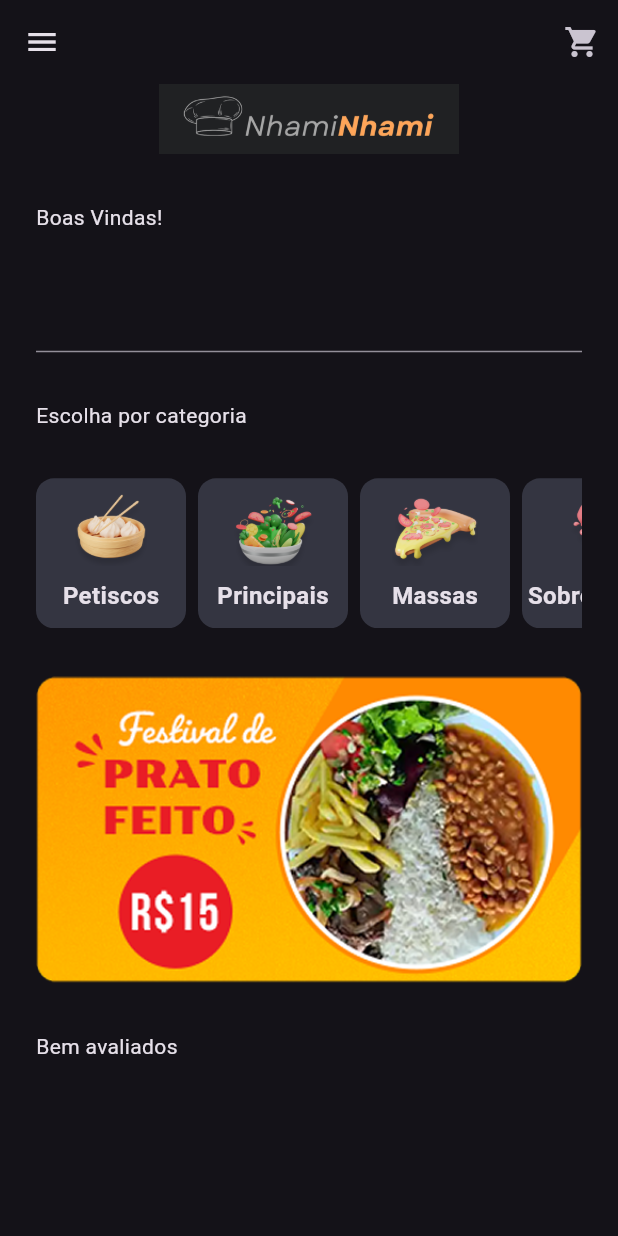
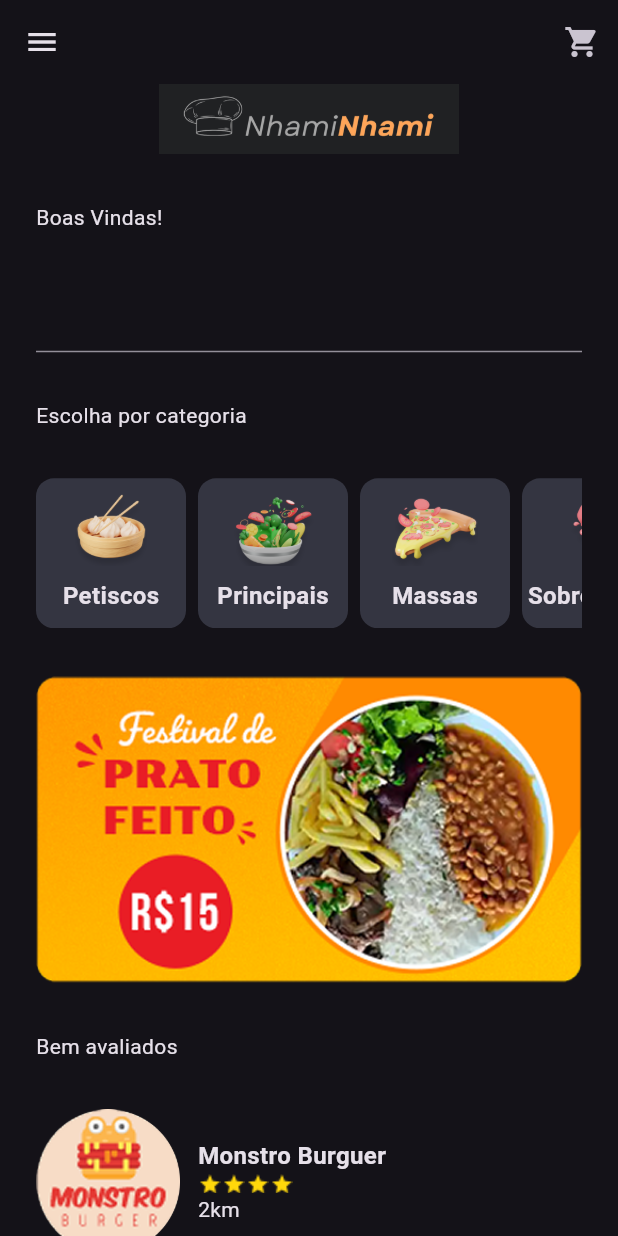
Before and after one commit to Rannya7x/NhamiNhami, a Flutter app: the screen it shows after launch, after a tap on "Bora!", on a phone screen of 412 x 824 dp. Run offline on Flutter 3.47's test engine with Material 3 defaults, Android fonts, the phone set to English and light mode, and no system bars.

Commit message:
feat: add restaurant widget to the HomeScreen

```diff
--- a/lib/data/restaurants_data.dart
+++ b/lib/data/restaurants_data.dart
@@ -1,11 +1,11 @@
 import 'dart:convert';
+import 'package:flutter/material.dart';
 import 'package:flutter/services.dart';
 import 'package:myapp/model/restaurant.dart';
 
-class RestaurantsData {
-  Future<List<Restaurant>> getRestaurants() async {
-    List<Restaurant> listRestaurant = [];
-
+class RestaurantsData extends ChangeNotifier {
+  List<Restaurant> listRestaurant = [];
+  Future<void> getRestaurants() async {
     String jsonString = await rootBundle.loadString('assets/data.json');
     Map<String, dynamic> data = json.decode(jsonString);
     List<dynamic> restaurantsData = data["restaurants"];
@@ -14,7 +14,5 @@ class RestaurantsData {
       Restaurant restaurant = Restaurant.fromMap(restaurantData);
       listRestaurant.add(restaurant);
     }
-
-    return listRestaurant;
   }
 }
--- a/lib/main.dart
+++ b/lib/main.dart
@@ -1,9 +1,26 @@
 import 'package:flutter/material.dart';
+import 'package:myapp/data/restaurants_data.dart';
+import 'package:myapp/model/restaurant.dart';
 import 'package:myapp/ui/_core/app_theme.dart';
 import 'package:myapp/ui/splash/splash_screen.dart';
+import 'package:provider/provider.dart';
 
-void main() {
-  runApp(MyApp());
+void main() async {
+  WidgetsFlutterBinding.ensureInitialized();
+  RestaurantsData restaurantsData = RestaurantsData();
+  await restaurantsData.getRestaurants();
+  runApp(
+    MultiProvider(
+      providers: [
+        ChangeNotifierProvider(
+          create: (context) {
+            return restaurantsData;
+          },
+        ),
+      ],
+      child: MyApp(),
+    ),
+  );
 }
 
 class MyApp extends StatelessWidget {
--- a/lib/ui/home/home_screen.dart
+++ b/lib/ui/home/home_screen.dart
@@ -1,12 +1,17 @@
 import 'package:flutter/material.dart';
 import 'package:myapp/data/categories_data.dart';
+import 'package:myapp/data/restaurants_data.dart';
+import 'package:myapp/model/restaurant.dart';
 import 'package:myapp/ui/home/widgets/category_widget.dart';
+import 'package:myapp/ui/home/widgets/restaurant_widget.dart';
+import 'package:provider/provider.dart';
 
 class HomeScreen extends StatelessWidget {
   const HomeScreen({super.key});
 
   @override
   Widget build(BuildContext context) {
+    RestaurantsData restaurantsData = Provider.of<RestaurantsData>(context);
     return Scaffold(
       drawer: Drawer(),
       appBar: AppBar(
@@ -41,6 +46,15 @@ class HomeScreen extends StatelessWidget {
               ),
               Image.asset('assets/banners/banner_promo.png'),
               Text("Bem avaliados"),
+              Column(
+                spacing: 12,
+                children: List.generate(restaurantsData.listRestaurant.length, (
+                  index,
+                ) {
+                  Restaurant restaurant = restaurantsData.listRestaurant[index];
+                  return RestaurantWidget(restaurant: restaurant);
+                }),
+              ),
               SizedBox(height: 64.0),
             ],
           ),
--- /dev/null
+++ b/lib/ui/home/widgets/restaurant_widget.dart
@@ -0,0 +1,32 @@
+import 'package:flutter/material.dart';
+import 'package:myapp/model/restaurant.dart';
+
+class RestaurantWidget extends StatelessWidget {
+  final Restaurant restaurant;
+  const RestaurantWidget({super.key, required this.restaurant});
+
+  @override
+  Widget build(BuildContext context) {
+    return Row(
+      spacing: 12,
+      children: [
+        Image.asset('assets/${restaurant.imagePath}', width: 96),
+        Column(
+          crossAxisAlignment: CrossAxisAlignment.start,
+          children: [
+            Text(
+              restaurant.name,
+              style: TextStyle(fontWeight: FontWeight.bold, fontSize: 16),
+            ),
+            Row(
+              children: List.generate(restaurant.stars.toInt(), (index) {
+                return Image.asset('assets/others/star.png', width: 16);
+              }),
+            ),
+            Text('${restaurant.distance}km'),
+          ],
+        ),
+      ],
+    );
+  }
+}
```
